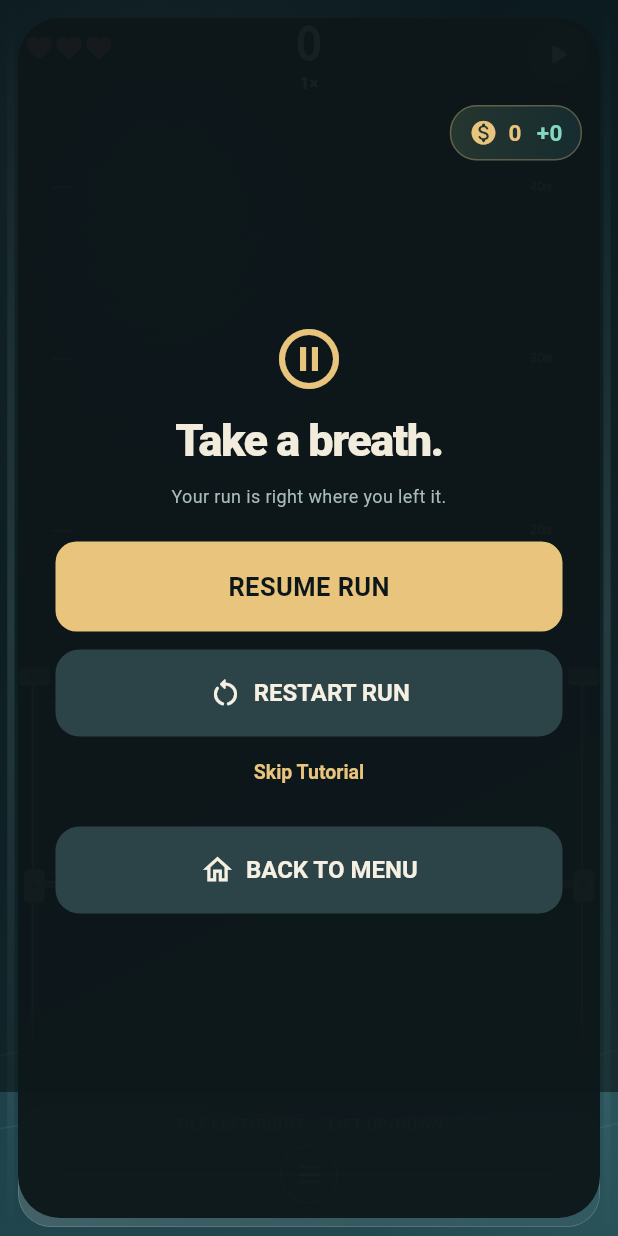
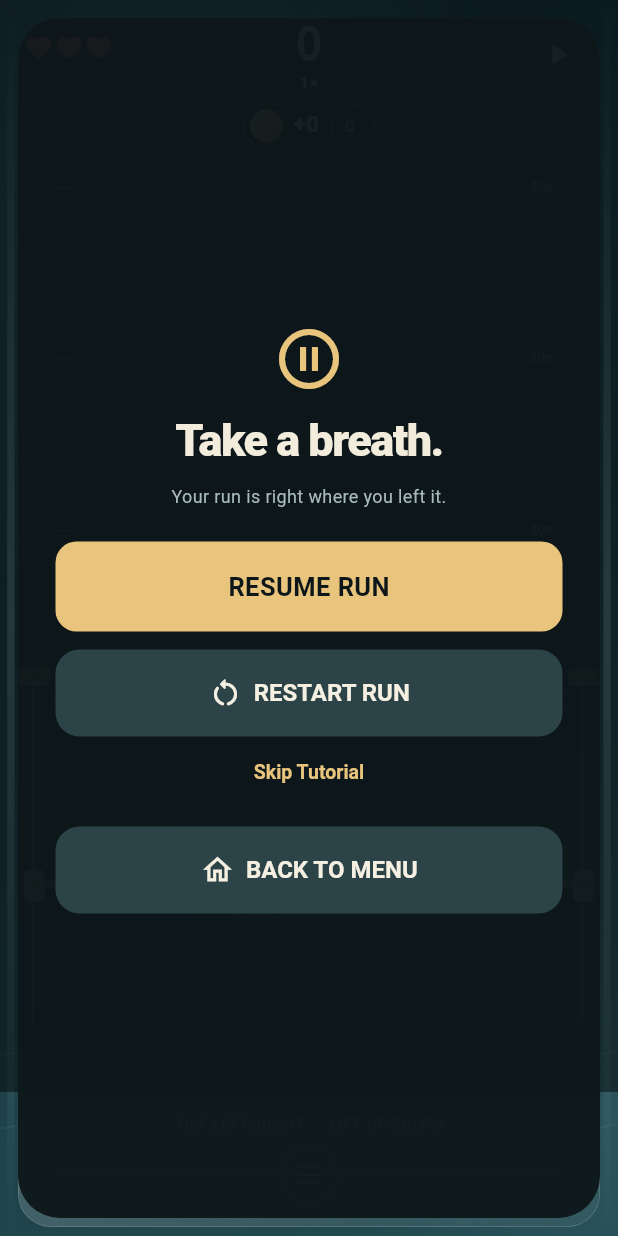
Before and after one commit to vardannm/taito, a Flutter app: the screen it shows after launch, after a tap on the "pause" icon, on a phone screen of 412 x 824 dp. Run offline on Flutter 3.47's test engine with Material 3 defaults, Android fonts, the phone set to English and light mode, and no system bars; our stand-ins replace audioplayers, firebase_analytics, firebase_core, google_mobile_ads, shared_preferences; accounts and stored records are empty.

Commit message:
feat: Add InfiniteCoinChip for in-run coin display and update related game mechanics

```diff
--- /dev/null
+++ b/lib/infinite_coin_chip.dart
@@ -0,0 +1,186 @@
+import 'dart:math' as math;
+
+import 'package:flutter/material.dart';
+
+import 'menu_design.dart';
+
+/// Infinite's in-run coin counter: a soft glass pebble under the combo, with a
+/// painted coin, this run's coins and the wallet total. It adapts to the board
+/// ink, so it reads on light and dark sections alike, and swells while the
+/// coin spins for a moment after each pickup.
+class InfiniteCoinChip extends StatelessWidget {
+  const InfiniteCoinChip({
+    super.key,
+    required this.wallet,
+    required this.collected,
+    required this.ink,
+    this.unlimited = false,
+    this.sinceCoin = 99,
+    this.reducedMotion = false,
+  });
+
+  final int wallet, collected;
+
+  /// Board text color at the HUD; light ink means a dark field behind it.
+  final Color ink;
+  final bool unlimited, reducedMotion;
+
+  /// Seconds since the last coin was picked up.
+  final double sinceCoin;
+
+  /// How long a pickup keeps the chip lit and the coin spinning.
+  static const popSeconds = .5;
+
+  static String grouped(int value) {
+    final digits = value.abs().toString();
+    final out = StringBuffer(value < 0 ? '-' : '');
+    for (var i = 0; i < digits.length; i++) {
+      if (i > 0 && (digits.length - i) % 3 == 0) out.write(',');
+      out.write(digits[i]);
+    }
+    return out.toString();
+  }
+
+  @override
+  Widget build(BuildContext context) {
+    final pop = reducedMotion
+        ? 0.0
+        : (1 - sinceCoin / popSeconds).clamp(0.0, 1.0);
+    final ease = Curves.easeOutCubic.transform(pop);
+    final darkField = ink.computeLuminance() > .5;
+    return Semantics(
+      label: unlimited
+          ? 'Unlimited coins. $collected coins this run.'
+          : '$collected coins this run. Wallet ${grouped(wallet)} coins.',
+      excludeSemantics: true,
+      child: Transform.scale(
+        scale: 1 + .08 * ease,
+        child: Container(
+          padding: const EdgeInsets.fromLTRB(4, 3, 13, 3),
+          decoration: BoxDecoration(
+            color: darkField
+                ? const Color(0xFF071214).withValues(alpha: .34)
+                : Colors.white.withValues(alpha: .46),
+            borderRadius: BorderRadius.circular(40),
+            border: Border.all(
+              color: menuGold.withValues(alpha: .45 + .4 * ease),
+              width: .8,
+            ),
+            boxShadow: [
+              BoxShadow(
+                color: menuGold.withValues(alpha: .4 * ease),
+                blurRadius: 16,
+              ),
+            ],
+          ),
+          child: Row(
+            mainAxisSize: MainAxisSize.min,
+            children: [
+              SizedBox.square(
+                dimension: 22,
+                child: CustomPaint(painter: CoinPainter(spin: pop)),
+              ),
+              const SizedBox(width: 7),
+              Text(
+                '+$collected',
+                key: const ValueKey('hud-coins-collected'),
+                style: TextStyle(
+                  color: ink,
+                  fontSize: 15,
+                  fontWeight: FontWeight.w800,
+                  height: 1.1,
+                  fontFeatures: const [FontFeature.tabularFigures()],
+                ),
+              ),
+              Container(
+                width: 1,
+                height: 12,
+                margin: const EdgeInsets.symmetric(horizontal: 8),
+                color: ink.withValues(alpha: .22),
+              ),
+              Text(
+                unlimited ? '∞' : grouped(wallet),
+                key: const ValueKey('hud-coins-wallet'),
+                style: TextStyle(
+                  color: ink.withValues(alpha: .66),
+                  fontSize: 11,
+                  fontWeight: FontWeight.w600,
+                  height: 1.1,
+                  fontFeatures: const [FontFeature.tabularFigures()],
+                ),
+              ),
+            ],
+          ),
+        ),
+      ),
+    );
+  }
+}
+
+/// A minted gold coin with a rim, an inner ring and a shine. [spin] from 1
+/// to 0 turns it once around its vertical axis.
+class CoinPainter extends CustomPainter {
+  const CoinPainter({this.spin = 0});
+  final double spin;
+
+  @override
+  void paint(Canvas canvas, Size size) {
+    final center = size.center(Offset.zero);
+    final r = size.shortestSide / 2;
+    final turn = math.cos(spin * math.pi * 2).abs();
+    canvas.save();
+    canvas.translate(center.dx, center.dy);
+    canvas.scale(math.max(.18, turn), 1);
+    final face = Rect.fromCircle(center: Offset.zero, radius: r);
+    canvas.drawCircle(
+      const Offset(0, 1),
+      r,
+      Paint()..color = const Color(0xFF6E4614).withValues(alpha: .45),
+    );
+    canvas.drawCircle(
+      Offset.zero,
+      r,
+      Paint()
+        ..shader = const RadialGradient(
+          center: Alignment(-.35, -.4),
+          radius: 1.05,
+          colors: [Color(0xFFFFF0B8), Color(0xFFF0C25A), Color(0xFFB57A22)],
+          stops: [0, .55, 1],
+        ).createShader(face),
+    );
+    canvas.drawCircle(
+      Offset.zero,
+      r * .68,
+      Paint()
+        ..color = const Color(0xFF9A6418).withValues(alpha: .55)
+        ..style = PaintingStyle.stroke
+        ..strokeWidth = r * .09,
+    );
+    canvas.drawCircle(
+      Offset.zero,
+      r * .5,
+      Paint()
+        ..shader = const LinearGradient(
+          begin: Alignment.topLeft,
+          end: Alignment.bottomRight,
+          colors: [Color(0xFFE2A83E), Color(0xFFFFE08A)],
+        ).createShader(face),
+    );
+    canvas.drawArc(
+      Rect.fromCircle(center: Offset.zero, radius: r * .8),
+      math.pi * 1.1,
+      math.pi * .45,
+      false,
+      Paint()
+        ..color = Colors.white.withValues(alpha: .75)
+        ..style = PaintingStyle.stroke
+        ..strokeCap = StrokeCap.round
+        ..strokeWidth = r * .12,
+    );
+    canvas.restore();
+  }
+
+  @override
+  bool shouldRepaint(covariant CoinPainter oldDelegate) =>
+      oldDelegate.spin != spin;
+}
--- a/lib/main.dart
+++ b/lib/main.dart
@@ -50,6 +50,7 @@ import 'control_glass.dart';
 import 'one_finger_controls.dart';
 import 'boot_splash.dart';
 import 'responsive_layout.dart';
+import 'infinite_coin_chip.dart';
 
 Future<void> main() async {
   WidgetsFlutterBinding.ensureInitialized();
@@ -413,6 +414,10 @@ class _GameScreenState extends State<GameScreen>
       game.survival.shield.ceil(),
       game.survival.recovery.ceil(),
       game.coinsCollected,
+      // Redraw the coin chip through its short pickup animation only.
+      game.lastCoinAge < InfiniteCoinChip.popSeconds
+          ? (game.lastCoinAge * 60).floor()
+          : -1,
       game.coins.length,
       game.levelStarCollected,
       game.merging ? game.mergeRun.highest : 0,
@@ -1526,26 +1531,10 @@ class _GameScreenState extends State<GameScreen>
                                     ),
                                   ],
                                 ),
-                              if (game.infinite && game.survival.noticeTime > 0)
-                                SizedBox(
-                                  width: 330,
-                                  child: Text(
-                                    game.survival.notice,
-                                    key: const ValueKey(
-                                      'infinite-pickup-notice',
-                                    ),
-                                    maxLines: 2,
-                                    overflow: TextOverflow.ellipsis,
-                                    style: detail,
-                                  ),
-                                ),
-                              if (game.infinite && game.survival.protected)
-                                Text(
-                                  game.survival.shield > 0
-                                      ? 'SHIELD ${game.survival.shield.ceil()}s'
-                                      : 'RECOVERY ${game.survival.recovery.ceil()}s',
-                                  key: const ValueKey('protection-status'),
-                                  style: detail,
+                              if (game.infinite && !offeringRevive)
+                                Padding(
+                                  padding: const EdgeInsets.only(top: 6),
+                                  child: coinChip(menuText),
                                 ),
                             ],
                           ),
@@ -1555,20 +1544,6 @@ class _GameScreenState extends State<GameScreen>
                   ),
                 ),
                 const SizedBox(width: 24),
-                if (game.infinite && !offeringRevive)
-                  IgnorePointer(
-                    key: tutorialCoinsKey,
-                    child: Padding(
-                      padding: const EdgeInsets.only(top: 7, right: 14),
-                      child: RunCoinSummary(
-                        key: const ValueKey('run-coins'),
-                        wallet: profile.wallet,
-                        collected: game.coinsCollected,
-                        unlimited: profile.unlimitedCoins,
-                        compact: true,
-                      ),
-                    ),
-                  ),
                 IconButton.filledTonal(
                   key: const ValueKey('board-pause'),
                   tooltip: game.paused ? 'Resume' : 'Pause',
@@ -1589,6 +1564,20 @@ class _GameScreenState extends State<GameScreen>
           },
         ),
       ),
+    ),
+  );
+
+  /// Infinite's coin counter under the combo; [ink] is the HUD text color.
+  Widget coinChip(Color ink) => KeyedSubtree(
+    key: tutorialCoinsKey,
+    child: InfiniteCoinChip(
+      key: const ValueKey('run-coins'),
+      wallet: profile.wallet,
+      collected: game.coinsCollected,
+      unlimited: profile.unlimitedCoins,
+      ink: ink,
+      sinceCoin: game.lastCoinAge,
+      reducedMotion: MediaQuery.disableAnimationsOf(context),
     ),
   );
 
@@ -1817,23 +1806,13 @@ class _GameScreenState extends State<GameScreen>
                                   ],
                                 ),
                               ),
-                            if (game.infinite && game.survival.noticeTime > 0)
-                              Text(
-                                game.survival.notice,
-                                key: const ValueKey('infinite-pickup-notice'),
-                                textAlign: TextAlign.center,
-                                maxLines: 2,
-                                overflow: TextOverflow.ellipsis,
-                                style: detail.copyWith(fontSize: 10),
-                              ),
-                            if (game.infinite && game.survival.protected)
-                              Text(
-                                game.survival.shield > 0
-                                    ? 'SHIELD ${game.survival.shield.ceil()}s'
-                                    : 'RECOVERY ${game.survival.recovery.ceil()}s',
-                                key: const ValueKey('protection-status'),
-                                textAlign: TextAlign.center,
-                                style: TextStyle(color: color, fontSize: 10),
+                            if (game.infinite && !offeringRevive)
+                              Padding(
+                                padding: const EdgeInsets.only(top: 6),
+                                child: FittedBox(
+                                  fit: BoxFit.scaleDown,
+                                  child: coinChip(color),
+                                ),
                               ),
                           ],
                         ),
@@ -3049,36 +3028,6 @@ class _GameScreenState extends State<GameScreen>
                             ),
                           ),
                         ],
-                      ),
-                    ),
-                  if (!usesWideStage(MediaQuery.sizeOf(context)) &&
-                      (!offeringRevive &&
-                              game.infinite &&
-                              !game.waitingForInput ||
-                          tutorialActive && tutorialStep.inInfinite))
-                    Positioned(
-                      top: MediaQuery.paddingOf(context).top + 70,
-                      right: 24,
-                      child: IgnorePointer(
-                        child: AnimatedBuilder(
-                          animation: hud,
-                          builder: (context, _) => ConstrainedBox(
-                            key: tutorialCoinsKey,
-                            constraints: BoxConstraints(
-                              maxWidth: MediaQuery.sizeOf(context).width - 48,
-                            ),
-                            child: FittedBox(
-                              fit: BoxFit.scaleDown,
-                              child: RunCoinSummary(
-                                key: const ValueKey('run-coins'),
-                                wallet: profile.wallet,
-                                collected: game.coinsCollected,
-                                unlimited: profile.unlimitedCoins,
-                                compact: true,
-                              ),
-                            ),
-                          ),
-                        ),
                       ),
                     ),
                   IgnorePointer(
```
Also changed, not shown: 2 other files.
